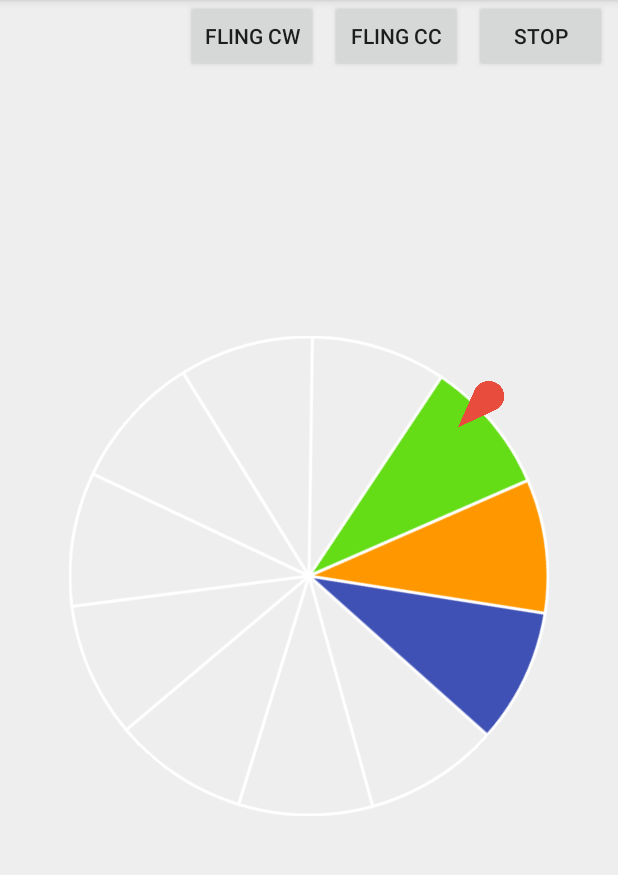
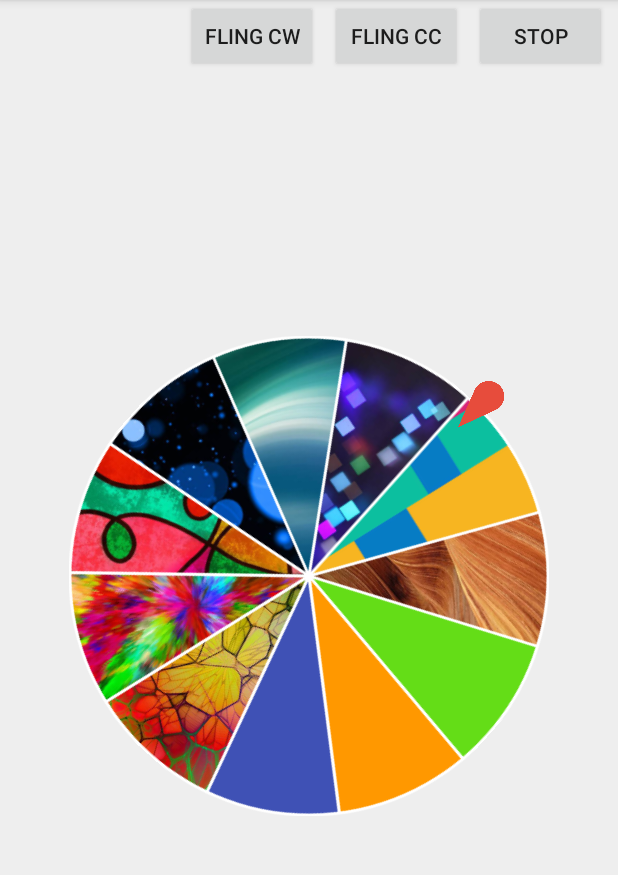
Before and after one commit to abicelis/PrizeWheelView, an Android app: the screen it shows after launch (HomeActivity), after a tap on "FLING CC", on a phone screen of 412 x 824 dp, the part 84-959 px from its top. Run offline under Robolectric (Android 15) with nearby library versions, the phone set to English and light mode, and no system bars.

Commit message:
generateWheelImage() improvements! Images are scaled (center cropped) perfectly now, crop wasn't working that well, images got streched. Images are now placed "facing out" of the wheel, not randomly, horribly.

```diff
--- a/prizewheelview/src/main/java/ve/com/abicelis/prizewheellib/PrizeWheelView.java
+++ b/prizewheelview/src/main/java/ve/com/abicelis/prizewheellib/PrizeWheelView.java
@@ -47,6 +47,7 @@ public class PrizeWheelView extends RelativeLayout {
     ImageView mMarker;
     RelativeLayout mMarkerContainer;
     private int wheelHeight, wheelWidth;
+    private static float angleOffset;
     private static Matrix matrix;
     private GestureDetector gestureDetector;
     private WheelTouchListener touchListener;
@@ -302,7 +303,7 @@ public class PrizeWheelView extends RelativeLayout {
     private static double getCurrentRotation() {
         float[] v = new float[9];
         matrix.getValues(v);
-        double angle = Math.round((Math.atan2(v[Matrix.MSKEW_X], v[Matrix.MSCALE_X]) * (180 / Math.PI)) );
+        double angle = Math.round( (Math.atan2(v[Matrix.MSKEW_X], v[Matrix.MSCALE_X]) * (180 / Math.PI)) - angleOffset );
 
         if(angle > 0)
             return angle;
@@ -329,17 +330,30 @@ public class PrizeWheelView extends RelativeLayout {
     }
 
     /**
-     * Generates the wheel bitmap.
-     *
+     * Generates the wheel bitmap
      */
     private void generateWheelImage() {
 
         if(mWheelSections == null)
             throw new InvalidWheelSectionsException("You must use setWheelSections() to set the sections of the wheel.");
 
-        float startAngle = 0f;
-        float sweepAngle = (360.0f / mWheelSections.size());
-        RectF box = new RectF(2, 2, wheelWidth-2 , wheelHeight-2);
+        // _______________________
+        // |                     |
+        // |                     |
+        // |          ^ -----    |
+        // |        *   *   <------ startAngle
+        // |      *       *      |
+        // |    *      <----*------ sweepAngle
+        // |       *  _  *       |
+        // _______________________
+
+        int wheelSectionCount = mWheelSections.size();
+        float sweepAngle = (360.0f / wheelSectionCount);
+        float startAngle = 90 - sweepAngle/2;
+        angleOffset = startAngle;                   //save angle, will be used later
+
+
+
 
         //Init whitePaint for masking
         Paint whitePaint = new Paint(Paint.ANTI_ALIAS_FLAG);
@@ -357,6 +371,14 @@ public class PrizeWheelView extends RelativeLayout {
         Canvas resultCanvas = new Canvas(result);
         Canvas maskCanvas = new Canvas(mask);
 
+        //Draw mask arc
+        RectF box = new RectF(2, 2, wheelWidth-2 , wheelHeight-2);
+        maskCanvas.drawArc(box, startAngle, sweepAngle, true, whitePaint);
+
+        //Get a Rect enclosing the mask
+        Rect drawnMaskRect = ImageUtil.cropTransparentPixelsFromImage(mask);
+
+
 
         for(WheelSection section : mWheelSections) {
 
@@ -370,15 +392,11 @@ public class PrizeWheelView extends RelativeLayout {
                 colorPaint.setStyle(Paint.Style.FILL_AND_STROKE);
                 resultCanvas.drawArc(box, startAngle, sweepAngle, true, colorPaint);
 
-                startAngle += sweepAngle;
+                //Rotate the canvas sweepAngle degrees, around its center.
+                resultCanvas.rotate(sweepAngle, resultCanvas.getWidth()/2, resultCanvas.getHeight()/2);
                 continue;
             }
 
-
-            //Clear maskCanvas, draw new arc mask
-            maskCanvas.drawColor(Color.TRANSPARENT, PorterDuff.Mode.CLEAR);
-            maskCanvas.drawArc(box, startAngle, sweepAngle, true, whitePaint);
-            Rect drawnMaskRect = ImageUtil.getCroppedRect(mask);
 
             //Grab the bitmap for this section
             Bitmap sectionBitmap;
@@ -406,20 +424,25 @@ public class PrizeWheelView extends RelativeLayout {
             }
 
 
+            //Get center cropped bitmap
+            Bitmap sectionBitmapCropped = ImageUtil.getCenterCropBitmap(sectionBitmap, drawnMaskRect.width(), drawnMaskRect.height());
 
-            //Temp bitmap is necessary because sectionBitmap is immutable and therefore cannot be drawn to
+
+            //Create a blank temp bitmap to work on
             Bitmap temp = Bitmap.createBitmap(wheelWidth, wheelHeight, Bitmap.Config.ARGB_8888);
             Canvas tempCanvas = new Canvas(temp);
 
-            //Draw section image onto temp, then draw mask on it
-            tempCanvas.drawBitmap(sectionBitmap, null, drawnMaskRect, null);
+
+            //Draw cropped sectionBitmap image onto temp, then draw mask on it
+            tempCanvas.drawBitmap(sectionBitmapCropped, null, drawnMaskRect, null);
             tempCanvas.drawBitmap(mask, 0, 0, maskPaint);
 
             //Draw masked image to resultCanvas
             resultCanvas.drawBitmap(temp, 0, 0, new Paint());
 
-            //Increment startAngle
-            startAngle += sweepAngle;
+            //Rotate the canvas sweepAngle degrees, around its center.
+            resultCanvas.rotate(sweepAngle, resultCanvas.getWidth()/2, resultCanvas.getHeight()/2);
+
         }
 
         //If a wheel separator line color was set
@@ -437,7 +460,7 @@ public class PrizeWheelView extends RelativeLayout {
             for(int i = 0; i < mWheelSections.size() ; i++) {
 
 
-                double t = 2 * Math.PI * i / mWheelSections.size();
+                double t =  Math.toRadians(angleOffset) + (2 * Math.PI * i / mWheelSections.size());
                 int x = (int) Math.round(centerX + r * Math.cos(t));
                 int y = (int) Math.round(centerY + r * Math.sin(t));
 
```
